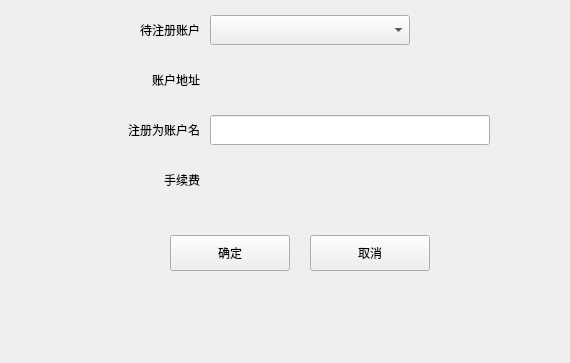
Old version of the form miner/registerdialog.ui in the repository HcashOrg/hx-indicator; both pictures show x 160 to 730 and y 193 to 556 of the 900 by 556 pixel window.
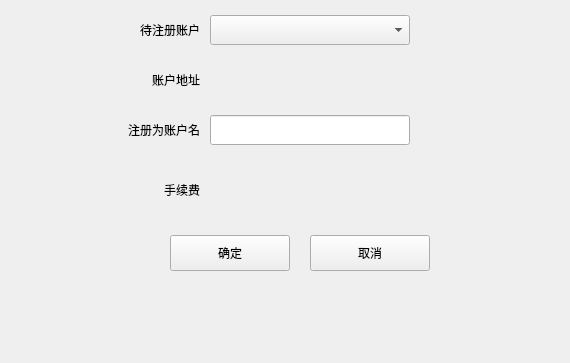
New version of the form. The open tabs and pages were chosen to show the change.

```diff
--- a/miner/registerdialog.ui
+++ b/miner/registerdialog.ui
@@ -149,7 +149,7 @@
         <rect>
          <x>160</x>
          <y>130</y>
-         <width>280</width>
+         <width>200</width>
          <height>30</height>
         </rect>
        </property>
@@ -250,7 +250,7 @@
        <property name="geometry">
         <rect>
          <x>30</x>
-         <y>180</y>
+         <y>190</y>
          <width>120</width>
          <height>30</height>
         </rect>
@@ -269,7 +269,7 @@
        <property name="geometry">
         <rect>
          <x>160</x>
-         <y>180</y>
+         <y>190</y>
          <width>100</width>
          <height>30</height>
         </rect>
```
Left out of the diff: 15 changed lines with no effect on the pictures.
